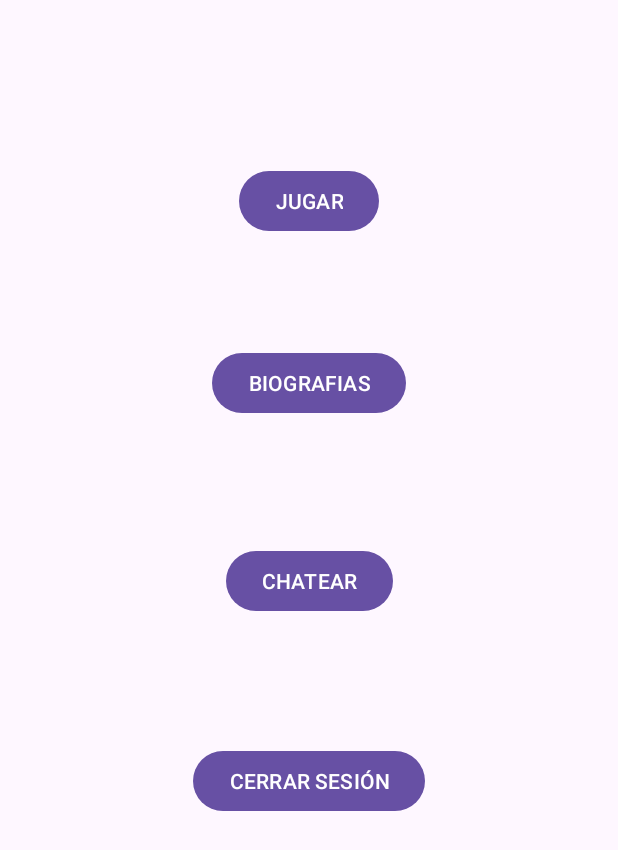
After one commit to MrSpiderPablo/ProyectoFinal, an Android app: the OpcionesActivity screen opened directly, with no data from a screen before it, on a phone screen of 412 x 824 dp. The commit adds this screen. Shown: the top 850 px of the screen. Run offline under Robolectric (Android 15) with nearby library versions, the phone set to English and light mode, and no system bars; our stand-ins replace Firebase (no records; nobody signed in at launch, a user with empty details on screens opened directly); Roboto replaces fonts that are not available here.

Commit message:
Cración del layout con las opciones de juego y funcionalidad de registro

```diff
--- a/app/src/main/AndroidManifest.xml
+++ b/app/src/main/AndroidManifest.xml
@@ -13,6 +13,9 @@
         android:theme="@style/Theme.ProyectoJunio"
         tools:targetApi="31">
         <activity
+            android:name=".OpcionesActivity"
+            android:exported="false" />
+        <activity
             android:name=".MainActivity"
             android:exported="true">
             <intent-filter>
@@ -21,6 +24,7 @@
                 <category android:name="android.intent.category.LAUNCHER" />
             </intent-filter>
         </activity>
+
         <meta-data
             android:name="preloaded_fonts"
             android:resource="@array/preloaded_fonts" />
--- /dev/null
+++ b/app/src/main/java/com/example/proyectojunio/OpcionesActivity.kt
@@ -0,0 +1,41 @@
+package com.example.proyectojunio
+
+import androidx.appcompat.app.AppCompatActivity
+import android.os.Bundle
+import android.view.Menu
+import android.view.MenuItem
+import com.example.proyectojunio.databinding.ActivityOpcionesBinding
+import com.google.firebase.auth.FirebaseAuth
+import com.google.firebase.auth.ktx.auth
+import com.google.firebase.ktx.Firebase
+
+class OpcionesActivity : AppCompatActivity() {
+    private lateinit var auth: FirebaseAuth
+    private lateinit var binding: ActivityOpcionesBinding
+
+    override fun onCreate(savedInstanceState: Bundle?) {
+        super.onCreate(savedInstanceState)
+        binding= ActivityOpcionesBinding.inflate(layoutInflater)
+        setContentView(binding.root)
+        auth=Firebase.auth
+    }
+
+    override fun onCreateOptionsMenu(menu: Menu?): Boolean {
+
+        menuInflater.inflate(R.menu.menu_opciones, menu)
+        return super.onCreateOptionsMenu(menu)
+    }
+
+    override fun onOptionsItemSelected(item: MenuItem): Boolean {
+        when(item.itemId){
+            R.id.item_cerrar->{
+                auth.signOut()
+                finish()
+            }
+            R.id.item_salir->{
+                finishAffinity()
+            }
+        }
+        return super.onOptionsItemSelected(item)
+    }
+}
--- /dev/null
+++ b/app/src/main/res/layout/activity_opciones.xml
@@ -0,0 +1,52 @@
+<?xml version="1.0" encoding="utf-8"?>
+<androidx.constraintlayout.widget.ConstraintLayout xmlns:android="http://schemas.android.com/apk/res/android"
+    xmlns:app="http://schemas.android.com/apk/res-auto"
+    xmlns:tools="http://schemas.android.com/tools"
+    android:layout_width="match_parent"
+    android:layout_height="match_parent"
+    tools:context=".OpcionesActivity">
+
+    <Button
+        android:id="@+id/btJugar"
+        android:layout_width="wrap_content"
+        android:layout_height="wrap_content"
+        android:layout_marginTop="110dp"
+        android:text="JUGAR"
+        app:layout_constraintEnd_toEndOf="parent"
+        app:layout_constraintHorizontal_bias="0.5"
+        app:layout_constraintStart_toStartOf="parent"
+        app:layout_constraintTop_toTopOf="parent" />
+
+    <Button
+        android:id="@+id/btBiografias"
+        android:layout_width="wrap_content"
+        android:layout_height="wrap_content"
+        android:layout_marginTop="73dp"
+        android:text="BIOGRAFIAS"
+        app:layout_constraintEnd_toEndOf="parent"
+        app:layout_constraintHorizontal_bias="0.5"
+        app:layout_constraintStart_toStartOf="parent"
+        app:layout_constraintTop_toBottomOf="@+id/btJugar" />
+
+    <Button
+        android:id="@+id/btChat"
+        android:layout_width="wrap_content"
+        android:layout_height="wrap_content"
+        android:layout_marginTop="84dp"
+        android:text="CHATEAR"
+        app:layout_constraintEnd_toEndOf="parent"
+        app:layout_constraintHorizontal_bias="0.5"
+        app:layout_constraintStart_toStartOf="parent"
+        app:layout_constraintTop_toBottomOf="@+id/btBiografias" />
+
+    <Button
+        android:id="@+id/btCerrar"
+        android:layout_width="wrap_content"
+        android:layout_height="wrap_content"
+        android:layout_marginTop="85dp"
+        android:text="CERRAR SESIÓN"
+        app:layout_constraintEnd_toEndOf="parent"
+        app:layout_constraintHorizontal_bias="0.5"
+        app:layout_constraintStart_toStartOf="parent"
+        app:layout_constraintTop_toBottomOf="@+id/btChat" />
+</androidx.constraintlayout.widget.ConstraintLayout>
```
Also changed, not shown: app/src/main/java/com/example/proyectojunio/MainActivity.kt (+70 -0 lines), 1 other file.
